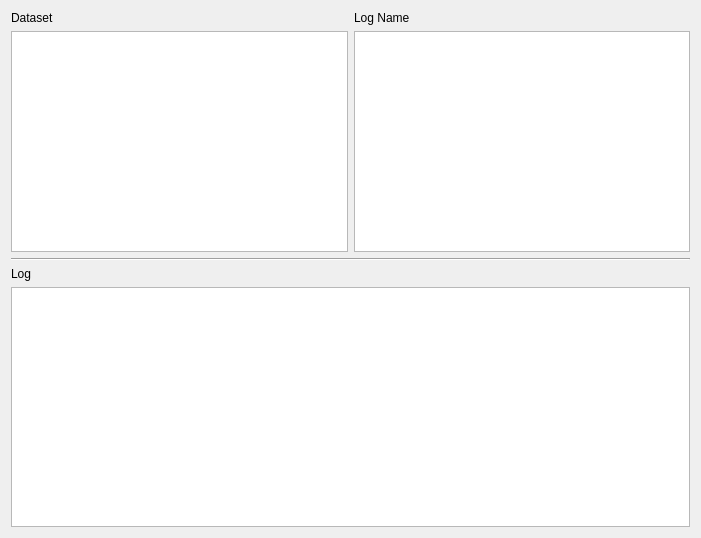
ZELLMECHANIK-DRESDEN/ShapeOut2, file shapeout2/gui/analysis/ana_log.ui: the form before one commit.
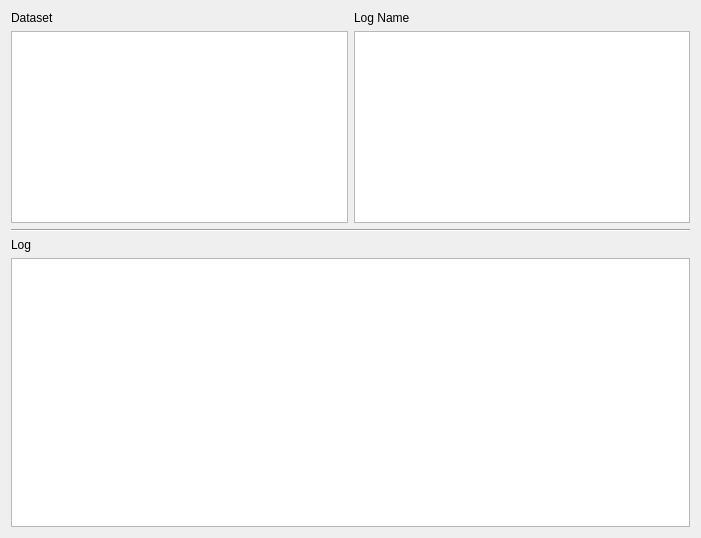
The form after the commit.

Commit message: ref: log text should be stretched

```diff
--- a/shapeout2/gui/analysis/ana_log.ui
+++ b/shapeout2/gui/analysis/ana_log.ui
@@ -13,7 +13,7 @@
   <property name="windowTitle">
    <string>Form</string>
   </property>
-  <layout class="QVBoxLayout" name="verticalLayout" stretch="0,0,0,0">
+  <layout class="QVBoxLayout" name="verticalLayout" stretch="0,0,0,1">
    <item>
     <layout class="QHBoxLayout" name="horizontalLayout">
      <item>
```
